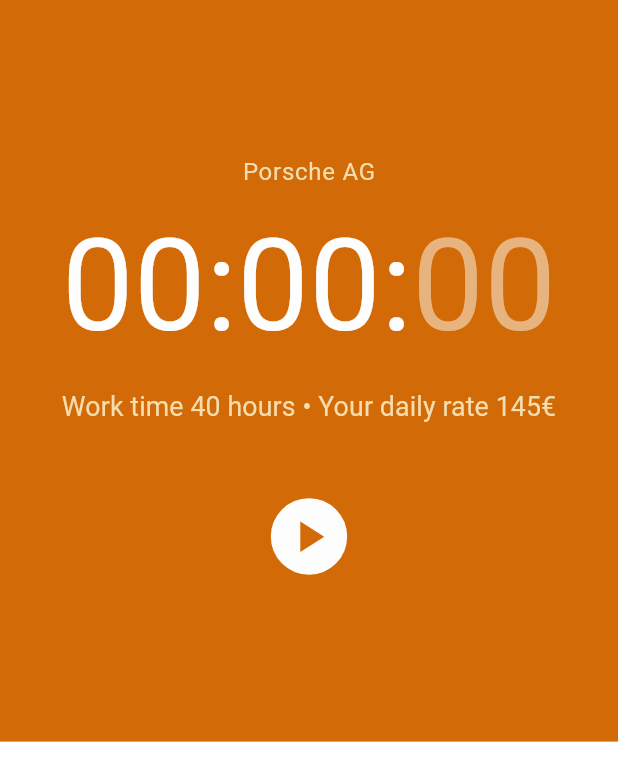
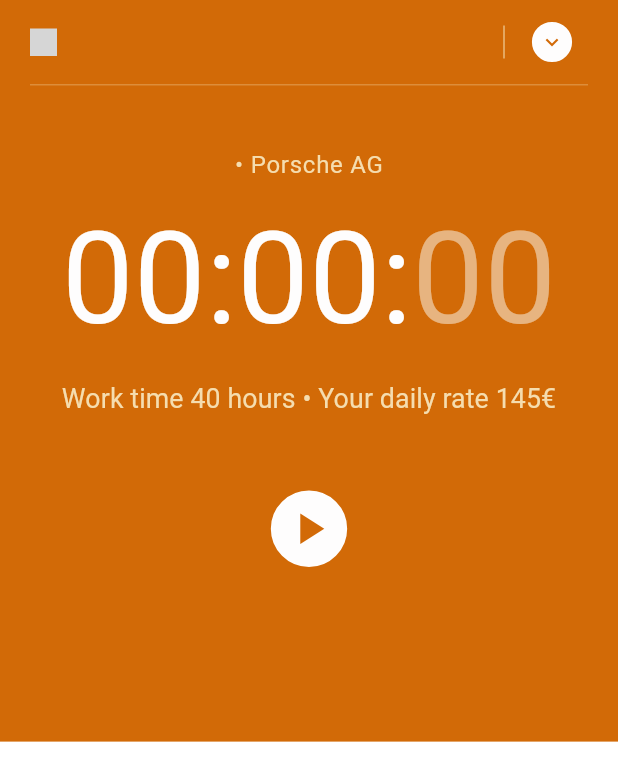
Before and after one commit to dxvid-pts/clock_in, a Flutter app: the TimerScreen screen opened directly, on a phone screen of 412 x 824 dp. Shown: the top 781 px of the screen. Run offline on Flutter 3.47's test engine with Material 2 defaults, Android fonts, the phone set to English and light mode, and no system bars; our stand-ins replace fl_chart, flutter_riverpod, flutter_svg, freezed_annotation, hive, syncfusion_flutter_datepicker; missing offline and left inert: commons_flutter, storage_engine, storage_engine_hive_adapter; accounts and stored records are empty; grey boxes are pictures that could not be loaded.

Commit message:
add appbar

```diff
--- a/frontend/lib/screens/timer_screen/timer_screen.dart
+++ b/frontend/lib/screens/timer_screen/timer_screen.dart
@@ -1,5 +1,7 @@
+import 'package:commons_flutter/commons_flutter.dart';
 import 'package:flutter/material.dart';
 import 'package:flutter_riverpod/flutter_riverpod.dart';
+import 'package:flutter_svg/flutter_svg.dart';
 import 'package:frontend/services/timer_service.dart';
 
 class TimerScreen extends StatelessWidget {
@@ -45,11 +47,49 @@ class _UpperSection extends ConsumerWidget {
       child: SizedBox(
         width: double.infinity,
         child: Column(
-          mainAxisAlignment: MainAxisAlignment.center,
+          mainAxisAlignment: MainAxisAlignment.start,
           mainAxisSize: MainAxisSize.max,
           children: [
+            //custom app bar
+            Padding(
+              padding: const EdgeInsets.symmetric(horizontal: 20),
+              child: SizedBox(
+                height: 56,
+                child: Row(
+                  crossAxisAlignment: CrossAxisAlignment.center,
+                  mainAxisAlignment: MainAxisAlignment.start,
+                  children: [
+                    SvgPicture.asset(
+                      'assets/logo-black.svg',
+                      height: 18,
+                    ),
+                    const Expanded(child: SizedBox()),
+                    VerticalDivider(
+                      color: reducedFontColor.withOpacity(0.7),
+                      indent: 17,
+                      endIndent: 17,
+                    ),
+                    _CustomIconButton(
+                      onPressed: () {},
+                      icon: Icons.keyboard_arrow_down,
+                      size: 17,
+                      filled: true,
+                    )
+                  ],
+                ),
+              ),
+            ),
+            Divider(
+              color: reducedFontColor.withOpacity(0.3),
+              indent: 20,
+              endIndent: 20,
+              height: 1,
+            ),
+
+            SizedBox(height: maxHeight * 0.05),
+
             Text(
-              'Porsche AG',
+              '• Porsche AG',
               style: Theme.of(context).textTheme.bodyLarge?.copyWith(
                     color: reducedFontColor,
                   ),
```
